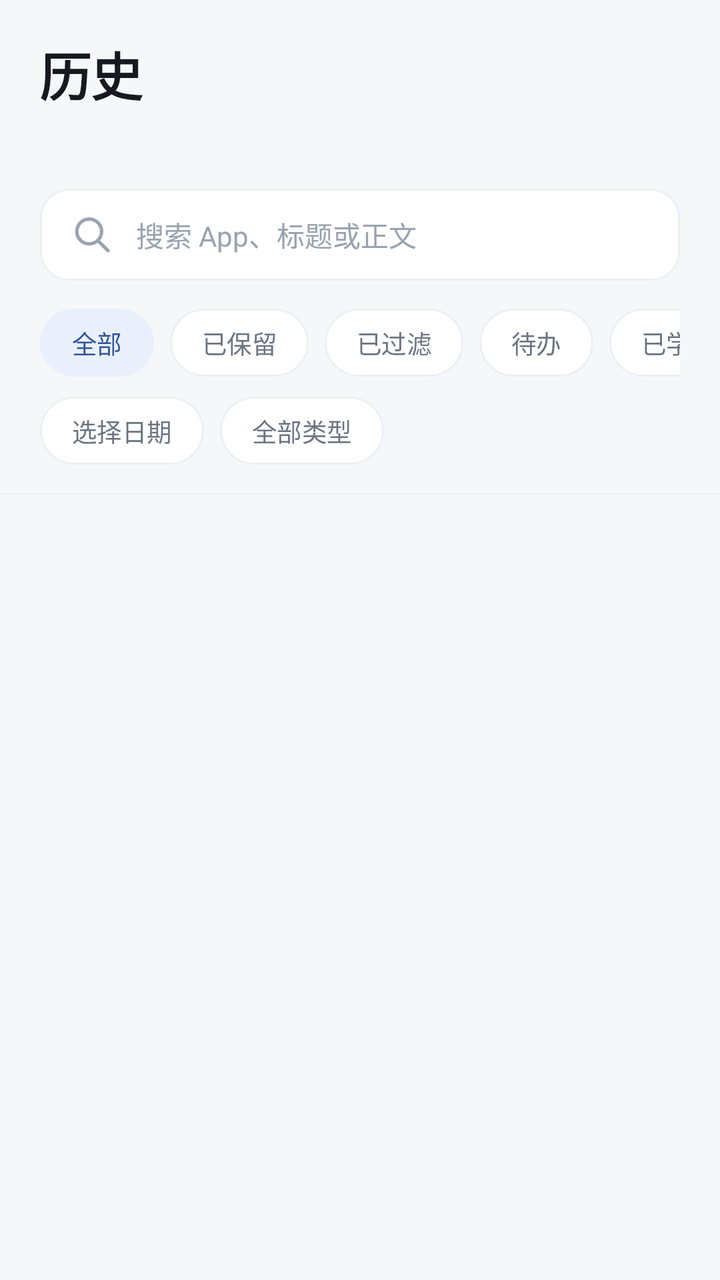
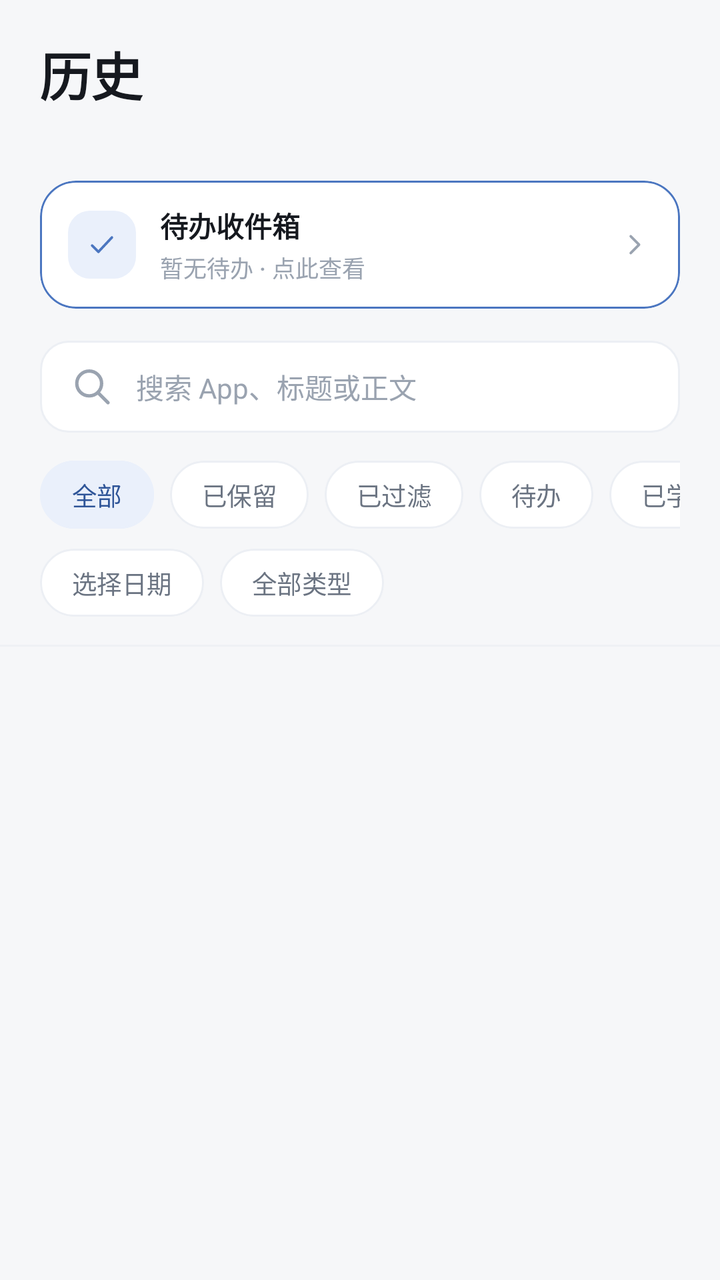

Screens rendered from an Android XML layout before and after an edit, with the pre-edit source and the edit as a unified diff.
<!-- AndroidManifest.xml: application theme Theme.MaodouNotify -->
<!-- res/layout/fragment_history.xml -->
<?xml version="1.0" encoding="utf-8"?>

<LinearLayout xmlns:android="http://schemas.android.com/apk/res/android"
    xmlns:app="http://schemas.android.com/apk/res-auto"
    android:layout_width="match_parent"
    android:layout_height="match_parent"
    android:background="@color/background"
    android:orientation="vertical">

    
    <LinearLayout
        android:layout_width="match_parent"
        android:layout_height="wrap_content"
        android:orientation="vertical"
        android:paddingStart="@dimen/page_padding"
        android:paddingTop="18dp"
        android:paddingEnd="@dimen/page_padding"
        android:paddingBottom="14dp">

        <TextView
            android:layout_width="wrap_content"
            android:layout_height="wrap_content"
            android:text="@string/tab_history"
            android:textAppearance="@style/TextAppearance.Maodou.PageTitle" />

        <TextView
            android:id="@+id/tv_count"
            android:layout_width="match_parent"
            android:layout_height="wrap_content"
            android:layout_marginTop="6dp"
            android:textColor="@color/text_tertiary"
            android:textSize="12sp" />

        <EditText
            android:id="@+id/et_search"
            android:layout_width="match_parent"
            android:layout_height="@dimen/field_height"
            android:layout_marginTop="16dp"
            android:background="@drawable/bg_field"
            android:drawableStart="@drawable/ic_search"
            android:drawablePadding="10dp"
            android:drawableTint="@color/text_tertiary"
            android:hint="@string/search_hint"
            android:imeOptions="actionSearch"
            android:inputType="text"
            android:paddingStart="14dp"
            android:paddingEnd="14dp"
            android:singleLine="true"
            android:textColor="@color/text_primary"
            android:textColorHint="@color/text_tertiary"
            android:textSize="14sp" />

        <HorizontalScrollView
            android:id="@+id/filter_scroll"
            android:layout_width="match_parent"
            android:layout_height="wrap_content"
            android:layout_marginTop="14dp"
            android:scrollbars="none">

            <com.google.android.material.chip.ChipGroup
                android:id="@+id/chip_filter"
                android:layout_width="wrap_content"
                android:layout_height="wrap_content"
                app:chipSpacingHorizontal="8dp"
                app:singleLine="true"
                app:singleSelection="true">

                <com.google.android.material.chip.Chip
                    android:id="@+id/chip_all"
                    style="@style/Widget.Maodou.Chip.Filter"
                    android:layout_width="wrap_content"
                    android:layout_height="wrap_content"
                    android:checkable="true"
                    android:checked="true"
                    android:text="@string/filter_all" />

                <com.google.android.material.chip.Chip
                    android:id="@+id/chip_kept"
                    style="@style/Widget.Maodou.Chip.Filter"
                    android:layout_width="wrap_content"
                    android:layout_height="wrap_content"
                    android:checkable="true"
                    android:text="@string/filter_kept" />

                <com.google.android.material.chip.Chip
                    android:id="@+id/chip_filtered"
                    style="@style/Widget.Maodou.Chip.Filter"
                    android:layout_width="wrap_content"
                    android:layout_height="wrap_content"
                    android:checkable="true"
                    android:text="@string/filter_filtered" />

                <com.google.android.material.chip.Chip
                    android:id="@+id/chip_todo"
                    style="@style/Widget.Maodou.Chip.Filter"
                    android:layout_width="wrap_content"
                    android:layout_height="wrap_content"
                    android:checkable="true"
                    android:text="@string/filter_todo" />

                <com.google.android.material.chip.Chip
                    android:id="@+id/chip_learned"
                    style="@style/Widget.Maodou.Chip.Filter"
                    android:layout_width="wrap_content"
                    android:layout_height="wrap_content"
                    android:checkable="true"
                    android:text="@string/filter_learned" />
            </com.google.android.material.chip.ChipGroup>
        </HorizontalScrollView>

        <LinearLayout
            android:layout_width="match_parent"
            android:layout_height="wrap_content"
            android:layout_marginTop="10dp"
            android:orientation="horizontal">

            <com.google.android.material.chip.Chip
                android:id="@+id/chip_date"
                style="@style/Widget.Maodou.Chip.Ghost"
                android:layout_width="wrap_content"
                android:layout_height="wrap_content"
                android:checkable="false"
                android:text="@string/history_date_pick"
                app:chipIcon="@drawable/ic_calendar" />

            <com.google.android.material.chip.Chip
                android:id="@+id/chip_type"
                style="@style/Widget.Maodou.Chip.Ghost"
                android:layout_width="wrap_content"
                android:layout_height="wrap_content"
                android:layout_marginStart="8dp"
                android:checkable="false"
                android:text="@string/search_type_all"
                app:chipIcon="@drawable/ic_tag" />
        </LinearLayout>
    </LinearLayout>

    <View
        android:layout_width="match_parent"
        android:layout_height="1dp"
        android:background="@color/divider" />

    <FrameLayout
        android:layout_width="match_parent"
        android:layout_height="0dp"
        android:layout_weight="1">

        <androidx.recyclerview.widget.RecyclerView
            android:id="@+id/recycler"
            android:layout_width="match_parent"
            android:layout_height="match_parent"
            android:clipToPadding="false"
            android:paddingTop="10dp"
            android:paddingBottom="12dp" />

        <TextView
            android:id="@+id/tv_empty"
            android:layout_width="wrap_content"
            android:layout_height="wrap_content"
            android:layout_gravity="center"
            android:drawableTop="@drawable/ic_empty_bell"
            android:drawablePadding="18dp"
            android:gravity="center"
            android:lineSpacingExtra="6dp"
            android:paddingStart="32dp"
            android:paddingEnd="32dp"
            android:text="@string/empty_history"
            android:textColor="@color/text_secondary"
            android:textSize="13.5sp"
            android:visibility="gone" />
    </FrameLayout>
</LinearLayout>
<!-- resources referenced by this layout -->
<resources>
  <color name="background">#F6F7F9</color>
  <color name="divider">#EFF1F5</color>
  <color name="text_primary">#16191F</color>
  <color name="text_secondary">#6B7482</color>
  <color name="text_tertiary">#9AA3B0</color>
  <dimen name="field_height">46dp</dimen>
  <dimen name="page_padding">20dp</dimen>
  <string name="empty_history">还没有通知记录\n授权通知使用权后，通知会自动出现在这里</string>
  <string name="filter_all">全部</string>
  <string name="filter_filtered">已过滤</string>
  <string name="filter_kept">已保留</string>
  <string name="filter_learned">已学习样本</string>
  <string name="filter_todo">待办</string>
  <string name="history_date_pick">选择日期</string>
  <string name="search_hint">搜索 App、标题或正文</string>
  <string name="search_type_all">全部类型</string>
  <string name="tab_history">历史</string>
  <color name="surface">#FFFFFF</color>
  <color name="card_stroke">#ECEFF4</color>
  <color name="primary_container">#EAF0FB</color>
  <dimen name="chip_height">34dp</dimen>
  <color name="primary">#4B76C0</color>
  <color name="on_primary">#FFFFFF</color>
  <color name="on_primary_container">#2F5598</color>
  <color name="surface_alt">#F1F3F7</color>
  <color name="outline">#E3E7EE</color>
  <color name="badge_filtered_text">#BE3A2C</color>
  <color name="badge_filtered_bg">#FDEDEB</color>
  <!-- unchanged entries left out for length: 10 -->
</resources>

<!-- the commit's change to res/layout/fragment_history.xml (unified diff, before → after) -->
@@ -30,6 +30,91 @@
             android:layout_marginTop="6dp"
             android:textColor="@color/text_tertiary"
             android:textSize="12sp" />
+
+        
+        <com.google.android.material.card.MaterialCardView
+            android:id="@+id/card_todo_entry"
+            style="@style/Widget.Maodou.Card"
+            android:layout_width="match_parent"
+            android:layout_height="wrap_content"
+            android:layout_marginTop="12dp"
+            android:clickable="true"
+            android:focusable="true"
+            android:foreground="?attr/selectableItemBackground"
+            app:strokeColor="?attr/colorPrimary">
+
+            <LinearLayout
+                android:layout_width="match_parent"
+                android:layout_height="wrap_content"
+                android:gravity="center_vertical"
+                android:orientation="horizontal"
+                android:paddingStart="14dp"
+                android:paddingTop="12dp"
+                android:paddingEnd="14dp"
+                android:paddingBottom="12dp">
+
+                <FrameLayout
+                    android:layout_width="@dimen/icon_tile"
+                    android:layout_height="@dimen/icon_tile">
+
+                    <ImageView
+                        android:layout_width="match_parent"
+                        android:layout_height="match_parent"
+                        android:background="@drawable/bg_icon_tile"
+                        android:contentDescription="@null"
+                        android:padding="@dimen/icon_tile_padding"
+                        android:src="@drawable/ic_check"
+                        android:tint="?attr/colorPrimary" />
+
+                    <TextView
+                        android:id="@+id/tv_todo_badge"
+                        android:layout_width="wrap_content"
+                        android:layout_height="wrap_content"
+                        android:layout_gravity="end|top"
+                        android:layout_marginEnd="-4dp"
+                        android:background="@drawable/bg_badge_kept"
+                        android:gravity="center"
+                        android:minWidth="18dp"
+                        android:paddingStart="3dp"
+                        android:paddingEnd="3dp"
+                        android:textColor="@color/badge_kept_text"
+                        android:textSize="9sp"
+                        android:textStyle="bold"
+                        android:visibility="gone" />
+                </FrameLayout>
+
+                <LinearLayout
+                    android:layout_width="0dp"
+                    android:layout_height="wrap_content"
+                    android:layout_marginStart="12dp"
+                    android:layout_weight="1"
+                    android:orientation="vertical">
+
+                    <TextView
+                        android:layout_width="wrap_content"
+                        android:layout_height="wrap_content"
+                        android:text="@string/todo_inbox_title"
+                        android:textColor="@color/text_primary"
+                        android:textSize="14sp"
+                        android:textStyle="bold" />
+
+                    <TextView
+                        android:id="@+id/tv_todo_entry_sub"
+                        android:layout_width="wrap_content"
+                        android:layout_height="wrap_content"
+                        android:layout_marginTop="2dp"
+                        android:text="@string/todo_inbox_empty"
+                        android:textAppearance="@style/TextAppearance.Maodou.Caption" />
+                </LinearLayout>
+
+                <ImageView
+                    android:layout_width="18dp"
+                    android:layout_height="18dp"
+                    android:contentDescription="@null"
+                    android:src="@drawable/ic_chevron_right"
+                    android:tint="@color/text_tertiary" />
+            </LinearLayout>
+        </com.google.android.material.card.MaterialCardView>
 
         <EditText
             android:id="@+id/et_search"
<!-- resource entries referenced after the edit -->
@@ -1,12 +1,57 @@
 <!-- resources referenced by this layout -->
 <resources>
   <color name="background">#F6F7F9</color>
+  <color name="badge_kept_text">#24784A</color>
   <color name="divider">#EFF1F5</color>
   <color name="text_primary">#16191F</color>
   <color name="text_secondary">#6B7482</color>
   <color name="text_tertiary">#9AA3B0</color>
   <dimen name="field_height">46dp</dimen>
+  <dimen name="icon_tile">34dp</dimen>
+  <dimen name="icon_tile_padding">8dp</dimen>
   <dimen name="page_padding">20dp</dimen>
+  <!-- drawable bg_badge_kept (drawable) -->
+  <?xml version="1.0" encoding="utf-8"?>
+  
+  <shape xmlns:android="http://schemas.android.com/apk/res/android" android:shape="rectangle">
+      <solid android:color="@color/badge_kept_bg" />
+      <corners android:radius="7dp" />
+  </shape>
+  <!-- drawable bg_icon_tile (drawable) -->
+  <?xml version="1.0" encoding="utf-8"?>
+  
+  <shape xmlns:android="http://schemas.android.com/apk/res/android" android:shape="rectangle">
+      <solid android:color="?attr/colorPrimaryContainer" />
+      <corners android:radius="11dp" />
+  </shape>
+  <!-- drawable ic_check (drawable) -->
+  <?xml version="1.0" encoding="utf-8"?>
+  
+  <vector xmlns:android="http://schemas.android.com/apk/res/android"
+      android:width="24dp" android:height="24dp"
+      android:viewportWidth="24" android:viewportHeight="24">
+      <path
+          android:fillColor="@android:color/transparent"
+          android:pathData="M5.4,12.6l4.2,4.2L18.6,7.2"
+          android:strokeColor="@color/text_secondary"
+          android:strokeWidth="1.7"
+          android:strokeLineCap="round"
+          android:strokeLineJoin="round" />
+  </vector>
+  <!-- drawable ic_chevron_right (drawable) -->
+  <?xml version="1.0" encoding="utf-8"?>
+  
+  <vector xmlns:android="http://schemas.android.com/apk/res/android"
+      android:width="24dp" android:height="24dp"
+      android:viewportWidth="24" android:viewportHeight="24">
+      <path
+          android:fillColor="@android:color/transparent"
+          android:pathData="M9.8,6.4L15.4,12l-5.6,5.6"
+          android:strokeColor="@color/text_secondary"
+          android:strokeWidth="1.7"
+          android:strokeLineCap="round"
+          android:strokeLineJoin="round" />
+  </vector>
   <string name="empty_history">还没有通知记录\n授权通知使用权后，通知会自动出现在这里</string>
   <string name="filter_all">全部</string>
   <string name="filter_filtered">已过滤</string>
@@ -17,9 +62,25 @@
   <string name="search_hint">搜索 App、标题或正文</string>
   <string name="search_type_all">全部类型</string>
   <string name="tab_history">历史</string>
+  <string name="todo_inbox_empty">暂无待办 · 点此查看</string>
+  <string name="todo_inbox_title">待办收件箱</string>
+  <style name="TextAppearance.Maodou.Caption" parent="TextAppearance.Material3.LabelSmall">
+          <item name="android:textSize">11.5sp</item>
+          <item name="android:textColor">@color/text_tertiary</item>
+          <item name="android:letterSpacing">0</item>
+      </style>
+  <style name="Widget.Maodou.Card" parent="Widget.Material3.CardView.Outlined">
+          <item name="cardCornerRadius">@dimen/radius_l</item>
+          <item name="cardElevation">0dp</item>
+          <item name="cardBackgroundColor">@color/surface</item>
+          <item name="strokeWidth">1dp</item>
+          <item name="strokeColor">@color/card_stroke</item>
+      </style>
+  <color name="badge_kept_bg">#E9F6EF</color>
   <color name="surface">#FFFFFF</color>
   <color name="card_stroke">#ECEFF4</color>
   <color name="primary_container">#EAF0FB</color>
+  <dimen name="radius_l">18dp</dimen>
   <dimen name="chip_height">34dp</dimen>
   <color name="primary">#4B76C0</color>
   <color name="on_primary">#FFFFFF</color>
